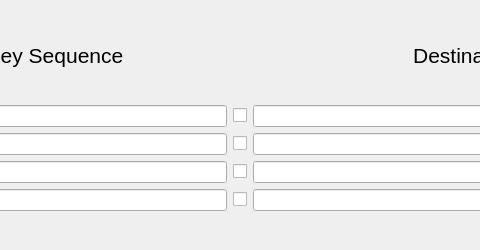
The window that src/widgets/FileOperationConfigDialog.ui (derselbst/ANPV) describes before a commit, drawn with Qt 5; both pictures show x 181 to 661 and y 0 to 250 of the 927 by 250 pixel window.
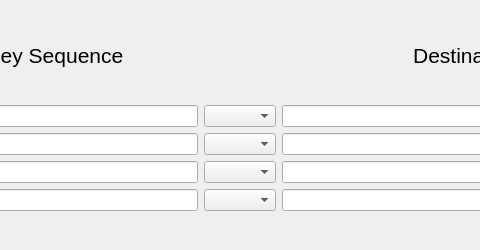
The same window after the commit.

Patch:
```diff
--- a/src/widgets/FileOperationConfigDialog.ui
+++ b/src/widgets/FileOperationConfigDialog.ui
@@ -67,14 +67,7 @@
       </widget>
      </item>
      <item>
-      <widget class="QCheckBox" name="checkBox">
-       <property name="toolTip">
-        <string>&lt;html&gt;&lt;head/&gt;&lt;body&gt;&lt;p&gt;Check the box to copy files, uncheck for moving files&lt;/p&gt;&lt;/body&gt;&lt;/html&gt;</string>
-       </property>
-       <property name="text">
-        <string/>
-       </property>
-      </widget>
+      <widget class="QComboBox" name="comboBox"/>
      </item>
      <item>
       <widget class="QLineEdit" name="lineEdit"/>
@@ -98,14 +91,7 @@
       </widget>
      </item>
      <item>
-      <widget class="QCheckBox" name="checkBox_2">
-       <property name="toolTip">
-        <string>&lt;html&gt;&lt;head/&gt;&lt;body&gt;&lt;p&gt;Check the box to copy files, uncheck for moving files&lt;/p&gt;&lt;/body&gt;&lt;/html&gt;</string>
-       </property>
-       <property name="text">
-        <string/>
-       </property>
-      </widget>
+      <widget class="QComboBox" name="comboBox_2"/>
      </item>
      <item>
       <widget class="QLineEdit" name="lineEdit_2"/>
@@ -129,14 +115,7 @@
       </widget>
      </item>
      <item>
-      <widget class="QCheckBox" name="checkBox_3">
-       <property name="toolTip">
-        <string>&lt;html&gt;&lt;head/&gt;&lt;body&gt;&lt;p&gt;Check the box to copy files, uncheck for moving files&lt;/p&gt;&lt;/body&gt;&lt;/html&gt;</string>
-       </property>
-       <property name="text">
-        <string/>
-       </property>
-      </widget>
+      <widget class="QComboBox" name="comboBox_3"/>
      </item>
      <item>
       <widget class="QLineEdit" name="lineEdit_3"/>
@@ -160,14 +139,7 @@
       </widget>
      </item>
      <item>
-      <widget class="QCheckBox" name="checkBox_4">
-       <property name="toolTip">
-        <string>&lt;html&gt;&lt;head/&gt;&lt;body&gt;&lt;p&gt;Check the box to copy files, uncheck for moving files&lt;/p&gt;&lt;/body&gt;&lt;/html&gt;</string>
-       </property>
-       <property name="text">
-        <string/>
-       </property>
-      </widget>
+      <widget class="QComboBox" name="comboBox_4"/>
      </item>
      <item>
       <widget class="QLineEdit" name="lineEdit_4"/>
```
